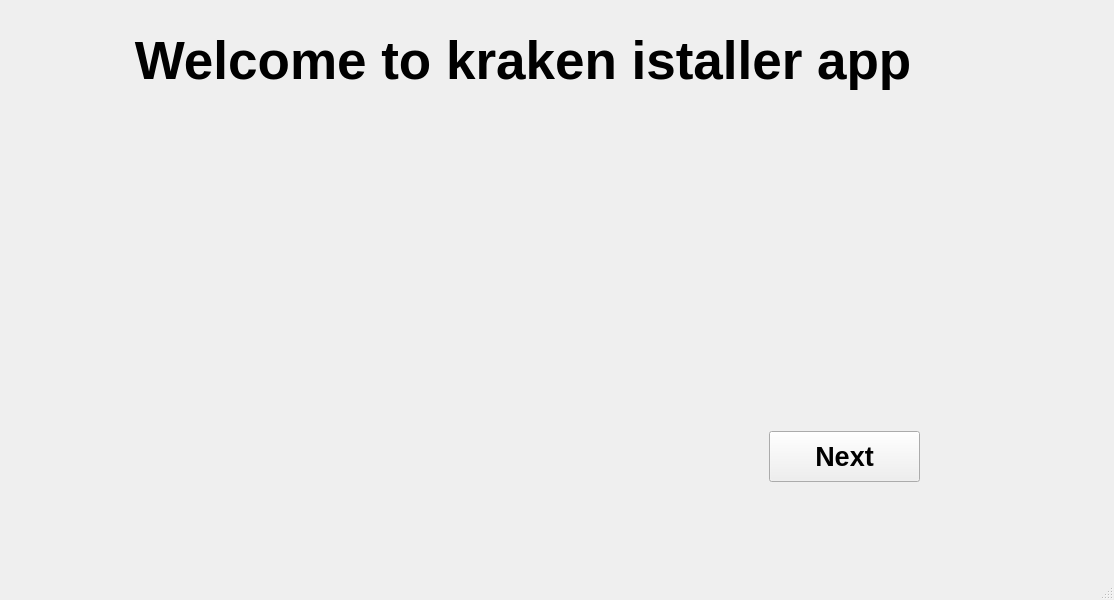
Qt form mainwindow.ui (n1cef/kraken_installer) before a commit.
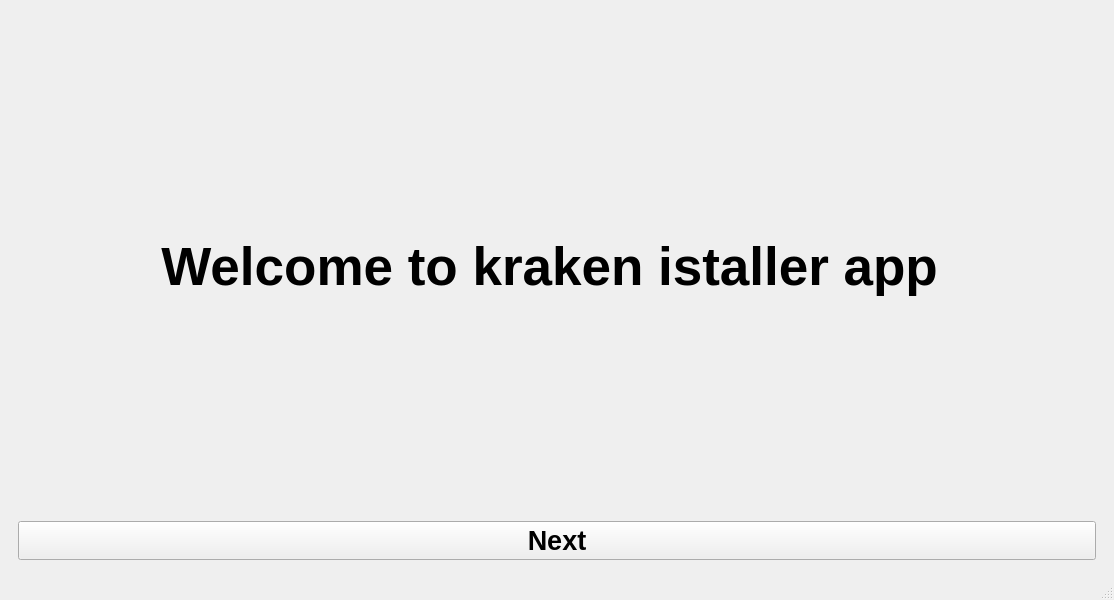
The same form after that commit.

What changed in the file:
```diff
--- a/mainwindow.ui
+++ b/mainwindow.ui
@@ -14,28 +14,16 @@
    <string>MainWindow</string>
   </property>
   <widget class="QWidget" name="centralwidget">
+   <layout class="QVBoxLayout" name="verticalLayout_2">
+    <item>
    <widget class="QStackedWidget" name="stackedWidget">
-    <property name="geometry">
-     <rect>
-      <x>0</x>
-      <y>-10</y>
-      <width>1091</width>
-      <height>551</height>
-     </rect>
-    </property>
     <property name="currentIndex">
      <number>0</number>
     </property>
     <widget class="QWidget" name="page">
+       <layout class="QVBoxLayout" name="verticalLayout">
+        <item>
      <widget class="QLabel" name="label_first">
-      <property name="geometry">
-       <rect>
-        <x>40</x>
-        <y>20</y>
-        <width>981</width>
-        <height>101</height>
-       </rect>
-      </property>
       <property name="font">
        <font>
         <pointsize>40</pointsize>
@@ -55,15 +43,9 @@
        <bool>true</bool>
       </property>
      </widget>
+        </item>
+        <item>
      <widget class="QPushButton" name="bnt1">
-      <property name="geometry">
-       <rect>
-        <x>769</x>
-        <y>441</y>
-        <width>151</width>
-        <height>51</height>
-       </rect>
-      </property>
       <property name="font">
        <font>
         <pointsize>20</pointsize>
@@ -74,9 +56,13 @@
        <string>Next</string>
       </property>
      </widget>
+        </item>
+       </layout>
     </widget>
     <widget class="QWidget" name="page_2"/>
    </widget>
+    </item>
+   </layout>
   </widget>
   <widget class="QMenuBar" name="menubar">
    <property name="geometry">
```
Lines whose indentation alone changed are shown as unchanged.
